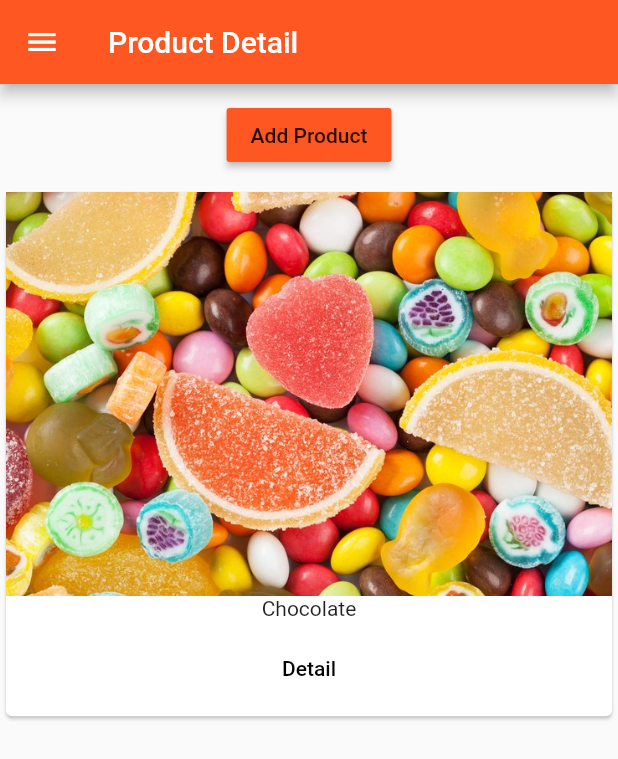
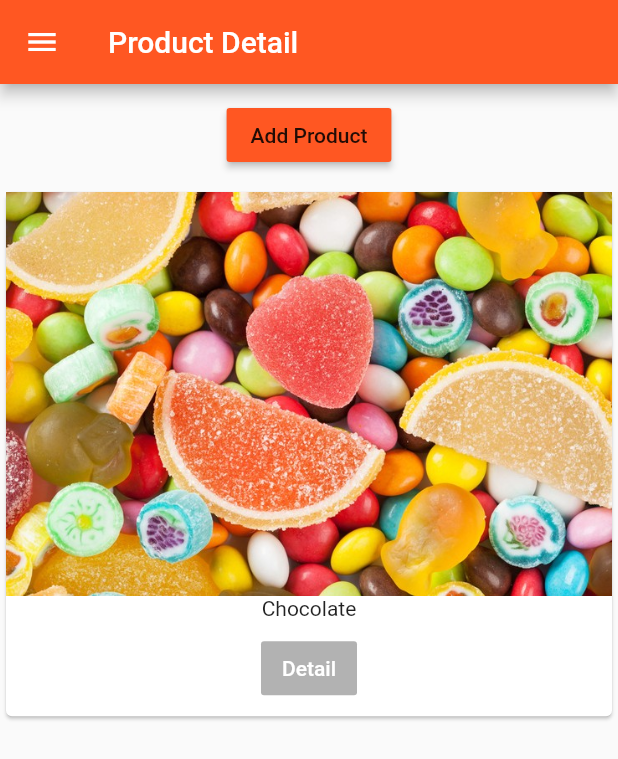
Before and after one commit to Dev-Anan/flutter_course, a Flutter app: the AuthPage screen opened directly, after a tap on "LOGIN", after a tap on "Add Product", on a phone screen of 412 x 824 dp. Shown: the top 759 px of the screen. Run offline on Flutter 3.47's test engine with Material 2 defaults, Android fonts, the phone set to English and light mode, and no system bars.

Commit message:
update drawer

```diff
--- a/lib/main.dart
+++ b/lib/main.dart
@@ -1,8 +1,10 @@
 import 'package:flutter/material.dart';
+
 // import 'package:flutter/rendering.dart';
-
-
 import './pages/auth.dart';
+import './pages/products_admin.dart';
+import './pages/products.dart';
+import './pages/product.dart';
 
 void main() {
   // debugPaintSizeEnabled = true;
@@ -11,7 +13,29 @@ void main() {
   runApp(MyApp());
 }
 
-class MyApp extends StatelessWidget {
+class MyApp extends StatefulWidget {
+  @override
+  State<StatefulWidget> createState() {
+    // TODO: implement createState
+    return _MyAppState();
+  }
+}
+
+class _MyAppState extends State<MyApp> {
+  List<Map<String, String>> _products = [];
+
+    void _addProduct(Map<String, String> product) {
+    setState(() {
+      _products.add(product);
+    });
+    print(_products);
+  }
+   void _deleteProduct(int index){
+     setState(() {
+            _products.removeAt(index);
+          });
+   }
+
   @override
   Widget build(BuildContext context) {
     return MaterialApp(
@@ -20,7 +44,25 @@ class MyApp extends StatelessWidget {
           brightness: Brightness.light,
           primarySwatch: Colors.deepOrange,
           accentColor: Colors.deepPurple),
-      home: AuthPage(),
+      //home: AuthPage(),
+      routes: {
+        '/': (BuildContext context) => ProductsPage(_products, _addProduct, _deleteProduct),
+        '/admin': (BuildContext context) => ProductAdminPage(),
+      },
+      onGenerateRoute: (RouteSettings settings) {
+        final List<String> pathElements = settings.name.split('/');
+        if (pathElements[0] != '') {
+          return null;
+        }
+        if (pathElements[1] == 'product') {
+          final int index = int.parse(pathElements[2]);
+          return MaterialPageRoute<bool>(
+            builder: (BuildContext context) =>
+                ProductPage(_products[index]['title'], _products[index]['image']),
+          );
+        }
+        return null;
+      },
     );
   }
 }
--- a/lib/pages/auth.dart
+++ b/lib/pages/auth.dart
@@ -14,11 +14,7 @@ class AuthPage extends StatelessWidget {
         child: RaisedButton(
           child: Text('LOGIN'),
           onPressed: () {
-            Navigator.pushReplacement(
-              context,
-              MaterialPageRoute(
-                  builder: (BuildContext context) => ProductsPage()),
-            );
+            Navigator.pushReplacementNamed(context, '/');
           },
         ),
       ),
--- a/lib/pages/product.dart
+++ b/lib/pages/product.dart
@@ -33,7 +33,7 @@ class ProductPage extends StatelessWidget {
             Container(
               padding: EdgeInsets.all(10.0),
               child: RaisedButton(
-                color: Theme.of(context).accentColor,
+                color: Color.fromRGBO(255, 0, 0, 0.8),
                 child: Text('DELETE'),
                 onPressed: () => Navigator.pop(context, true),
               ),
--- a/lib/pages/products.dart
+++ b/lib/pages/products.dart
@@ -1,9 +1,13 @@
 import 'package:flutter/material.dart';
 
 import '../product_manager.dart';
-import './products_admin.dart';
 
 class ProductsPage extends StatelessWidget {
+  final List<Map<String, String>> products;
+  final Function addProduct;
+  final Function deleteProduct;
+  ProductsPage(this.products, this.addProduct, this.deleteProduct);
+
   @override
   Widget build(BuildContext context) {
     return Scaffold(
@@ -17,11 +21,7 @@ class ProductsPage extends StatelessWidget {
             ListTile(
               title: Text('Manage Product'),
               onTap: () {
-                Navigator.pushReplacement(
-                  context,
-                  MaterialPageRoute(
-                      builder: (BuildContext context) => ProductAdminPage()),
-                );
+                Navigator.pushReplacementNamed(context, '/admin');
               },
             )
           ],
@@ -30,7 +30,7 @@ class ProductsPage extends StatelessWidget {
       appBar: AppBar(
         title: Text('Product Detail'),
       ),
-      body: ProductManager(),
+      body: ProductManager(products, addProduct, deleteProduct),
     );
   }
 }
--- a/lib/pages/products_admin.dart
+++ b/lib/pages/products_admin.dart
@@ -21,11 +21,7 @@ class ProductAdminPage extends StatelessWidget {
               ListTile(
                 title: Text('All Product'),
                 onTap: () {
-                  Navigator.pushReplacement(
-                    context,
-                    MaterialPageRoute(
-                        builder: (BuildContext context) => ProductsPage()),
-                  );
+                  Navigator.pushReplacementNamed(context, '/');
                 },
               )
             ],
--- a/lib/product_manager.dart
+++ b/lib/product_manager.dart
@@ -3,49 +3,12 @@ import 'package:flutter/material.dart';
 import './products.dart';
 import './product_control.dart';
 
-class ProductManager extends StatefulWidget {
-  final Map<String, String> startingProduct;
+class ProductManager extends StatelessWidget {
+  final List<Map<String, String>> products;
+  final Function addProduct;
+  final Function deleteProduct;
 
-  ProductManager({this.startingProduct}) {
-    print('[ProductManager Widget] Constructor');
-  }
-
-  @override
-  State<StatefulWidget> createState() {
-    print('[ProductManager Widget] createState()');
-    return _ProductManagerState();
-  }
-}
-
-class _ProductManagerState extends State<ProductManager> {
-  List<Map<String, String>> _products = [];
-
-  @override
-  void initState() {
-    print('[ProductManager State] initState()');
-    if (widget.startingProduct != null) {
-      _products.add(widget.startingProduct);
-    }
-    super.initState();
-  }
-
-  @override
-  void didUpdateWidget(ProductManager oldWidget) {
-    print('[ProductManager State] didUpdateWidget()');
-    super.didUpdateWidget(oldWidget);
-  }
-
-  void _addProduct(Map<String, String> product) {
-    setState(() {
-      _products.add(product);
-    });
-    print(_products);
-  }
-   void _deleteProduct(int index){
-     setState(() {
-            _products.removeAt(index);
-          });
-   }
+  ProductManager(this.products, this.addProduct, this.deleteProduct);
 
   @override
   Widget build(BuildContext context) {
@@ -54,9 +17,9 @@ class _ProductManagerState extends State<ProductManager> {
       children: [
         Container(
           margin: EdgeInsets.all(10.0),
-          child: ProductControl(_addProduct),
+          child: ProductControl(addProduct),
         ),
-        Expanded(child: Products(_products, deleteProduct: _deleteProduct))
+        Expanded(child: Products(products, deleteProduct: deleteProduct))
       ],
     );
   }
--- a/lib/products.dart
+++ b/lib/products.dart
@@ -5,7 +5,7 @@ class Products extends StatelessWidget {
   final List<Map<String, String>> products;
   final Function deleteProduct;
 
-  Products(this.products , {this.deleteProduct}) {
+  Products(this.products, {this.deleteProduct}) {
     print('[Products Widget] Constructor');
   }
   Widget _buildProductItem(BuildContext context, int index) {
@@ -18,19 +18,16 @@ class Products extends StatelessWidget {
             alignment: MainAxisAlignment.center,
             children: <Widget>[
               FlatButton(
+                color: Color.fromRGBO(0, 0, 0, 0.3),
                 child: Text('Detail'),
-                onPressed: () => Navigator.push<bool>(
-                      context,
-                      MaterialPageRoute(
-                        builder: (BuildContext context) => ProductPage(
-                            products[index]['title'], products[index]['image']),
-                      ),
-                    ).then((bool value) {
-                      if (value){
+                onPressed: () =>
+                    Navigator
+                    .pushNamed<bool>(context, '/product/' + index.toString())
+                    .then((bool value) {
+                      if (value) {
                         deleteProduct(index);
                       }
                       print(value);
-
                     }),
               )
             ],
```
